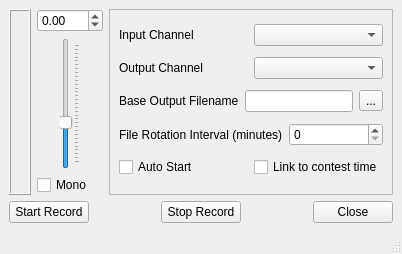
First picture: the form in mqt/MqtRigRecorder/mainwindow.ui, repository Rsclub22/Minos2-Mirror, before the edit.
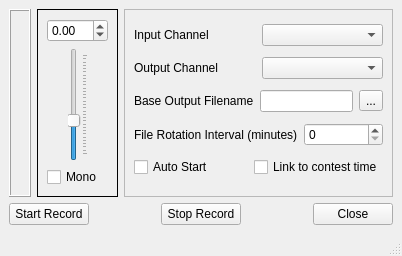
Second picture: the form after the edit. Custom widgets are drawn as their Qt base class.

Diff of the .ui file:
```diff
--- a/mqt/MqtRigRecorder/mainwindow.ui
+++ b/mqt/MqtRigRecorder/mainwindow.ui
@@ -7,7 +7,7 @@
     <x>0</x>
     <y>0</y>
     <width>402</width>
-    <height>254</height>
+    <height>256</height>
    </rect>
   </property>
   <property name="windowTitle">
@@ -35,6 +35,10 @@
          </widget>
         </item>
         <item>
+         <widget class="QFrame" name="">
+          <property name="frameShape">
+           <enum>QFrame::Box</enum>
+          </property>
          <layout class="QVBoxLayout" name="verticalLayout_4">
           <item>
            <widget class="QDoubleSpinBox" name="recordLevel">
@@ -103,6 +107,7 @@
            </widget>
           </item>
          </layout>
+         </widget>
         </item>
        </layout>
       </item>
```
Left out of the diff: 2 changed lines with no effect on the pictures. Lines whose indentation alone changed are shown as unchanged.
